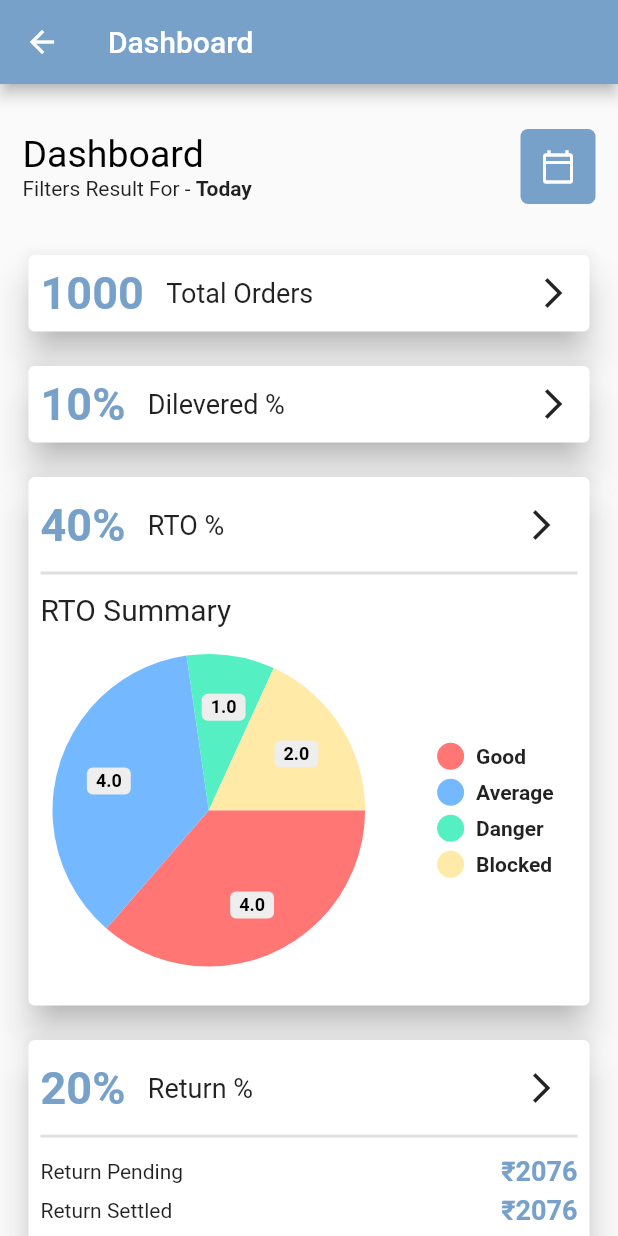
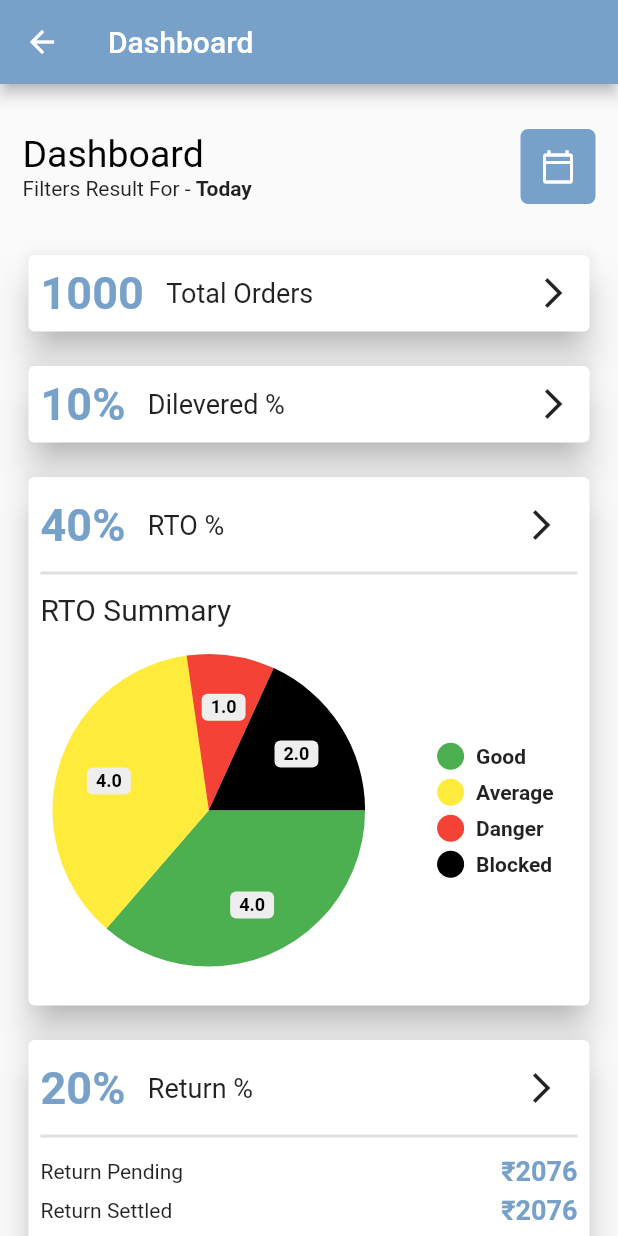
Before and after one commit to Raghav117/flutter_application_1, a Flutter app: the screen it shows after launch, on a phone screen of 412 x 824 dp. Run offline on Flutter 3.47's test engine with Material 2 defaults, Android fonts, the phone set to English and light mode, and no system bars; drawn by our look-alikes of pie_chart.

Commit message:
updation in colors

```diff
--- a/lib/main.dart
+++ b/lib/main.dart
@@ -213,12 +213,17 @@ class _MyAppState extends State<MyApp> {
                       PieChart(
                           // chartType: ChartType.ring,
                           // centerText: "RTO %",
-                          dataMap: {
-                            "Good": 4,
-                            "Average": 4,
-                            "Danger": 1,
-                            "Blocked": 2,
-                          }),
+                          colorList: [
+                            Colors.green,
+                            Colors.yellow,
+                            Colors.red,
+                            Colors.black
+                          ], dataMap: {
+                        "Good": 4,
+                        "Average": 4,
+                        "Danger": 1,
+                        "Blocked": 2,
+                      }),
                       SizedBox(
                         height: 10,
                       )
```
